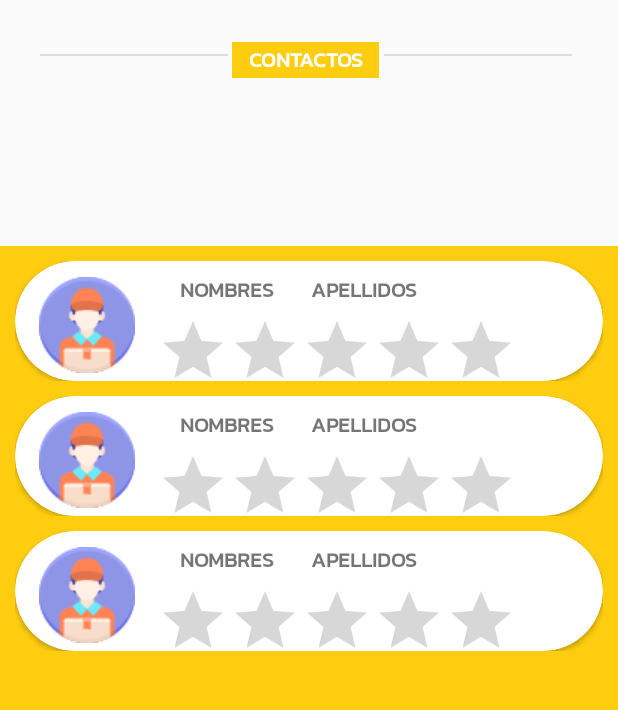
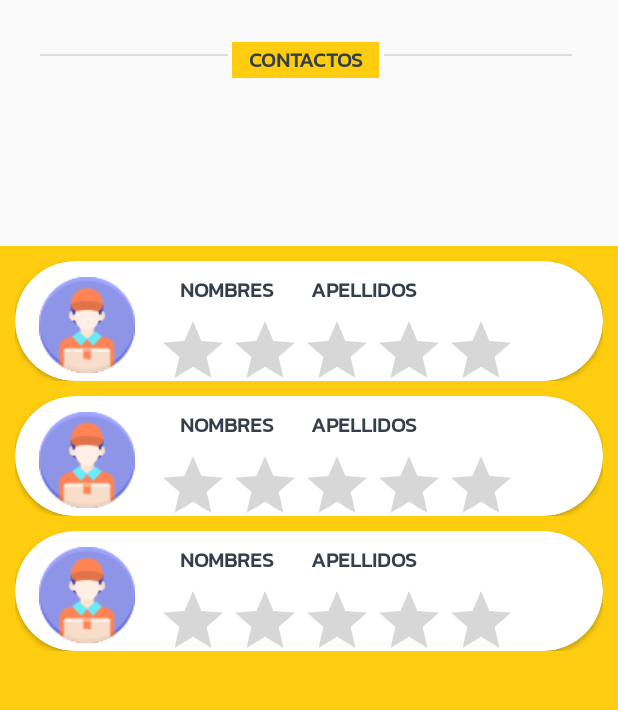
Before and after one commit to CarlosCarbonel/TF_GRUPO03_MicroDelivery, an Android app: the layout activity_lista_contactos.xml on its own in the app's theme, with its tools: preview values and no code run, on a phone screen of 412 x 824 dp, the part 270-980 px from its top. Run offline under Robolectric (Android 15) with nearby library versions, the phone set to English and light mode, and no system bars.

```diff
--- a/app/src/main/res/layout/activity_lista_contactos.xml
+++ b/app/src/main/res/layout/activity_lista_contactos.xml
@@ -8,7 +8,7 @@
     android:orientation="vertical">
 
     <ImageView
-        android:id="@+id/imageView"
+        android:id="@+id/imglogo"
         android:layout_width="169dp"
         android:layout_height="164dp"
         android:layout_marginTop="16dp"
@@ -19,17 +19,17 @@
         app:srcCompat="@drawable/logop" />
 
     <TextView
-        android:id="@+id/textView"
+        android:id="@+id/txtnombrelogo"
         android:layout_width="197dp"
         android:layout_height="46dp"
         android:layout_alignParentEnd="false"
-        android:layout_toEndOf="@+id/imageView"
+        android:layout_toEndOf="@+id/imglogo"
         android:backgroundTint="@color/white"
         android:fontFamily="@font/knewave"
         android:text="Micro Delivery"
         android:textColor="#FF47525E"
         android:textSize="70px"
-        app:layout_constraintBottom_toBottomOf="@+id/imageView"
+        app:layout_constraintBottom_toBottomOf="@+id/imglogo"
         app:layout_constraintEnd_toEndOf="parent"
         app:layout_constraintHorizontal_bias="0.855"
         app:layout_constraintStart_toStartOf="parent"
@@ -45,7 +45,7 @@
         android:background="?android:attr/listDivider"
         app:layout_constraintEnd_toEndOf="parent"
         app:layout_constraintStart_toEndOf="@+id/textView"
-        app:layout_constraintTop_toBottomOf="@+id/imageView" />
+        app:layout_constraintTop_toBottomOf="@+id/imglogo" />
 
 
 
@@ -58,7 +58,7 @@
         android:background="?android:attr/listDivider"
         app:layout_constraintEnd_toStartOf="@+id/textView"
         app:layout_constraintStart_toStartOf="parent"
-        app:layout_constraintTop_toBottomOf="@+id/imageView" />
+        app:layout_constraintTop_toBottomOf="@+id/imglogo" />
 
     <TextView
         android:id="@+id/textView"
@@ -70,14 +70,14 @@
         android:shadowColor="#FFCD0F"
         android:text="CONTACTOS"
         android:fontFamily="@font/kanit"
-        android:textColor="@color/white"
+        android:textColor="#343F4B"
         android:textColorHighlight="#FFCD0F"
         android:textColorLink="#FFCD0F"
         android:textStyle="bold"
         app:layout_constraintEnd_toEndOf="parent"
         app:layout_constraintHorizontal_bias="0.492"
         app:layout_constraintStart_toStartOf="parent"
-        app:layout_constraintTop_toBottomOf="@+id/imageView" />
+        app:layout_constraintTop_toBottomOf="@+id/imglogo" />
 
     <androidx.recyclerview.widget.RecyclerView
         android:id="@+id/rvUsuarios"
--- a/app/src/main/res/layout/fila_repartidor.xml
+++ b/app/src/main/res/layout/fila_repartidor.xml
@@ -41,6 +41,7 @@
                 android:layout_marginTop="8dp"
                 android:text="NOMBRES"
                 android:fontFamily="@font/kanit"
+                android:textColor="#343F4B"
                 android:textStyle="bold"
                 app:layout_constraintEnd_toEndOf="parent"
                 app:layout_constraintHorizontal_bias="0.126"
@@ -55,6 +56,7 @@
                 android:layout_marginEnd="36dp"
                 android:text="APELLIDOS"
                 android:fontFamily="@font/kanit"
+                android:textColor="#343F4B"
                 android:textStyle="bold"
                 app:layout_constraintEnd_toEndOf="parent"
                 app:layout_constraintHorizontal_bias="0.237"
```
